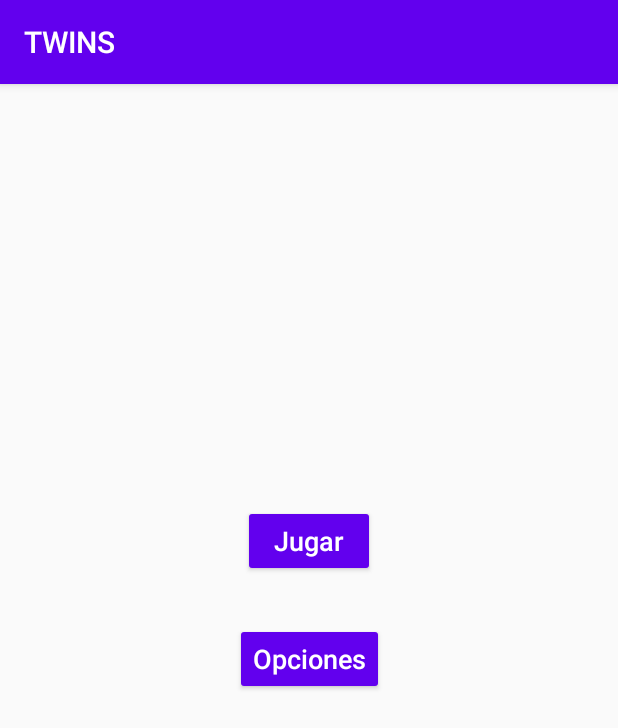
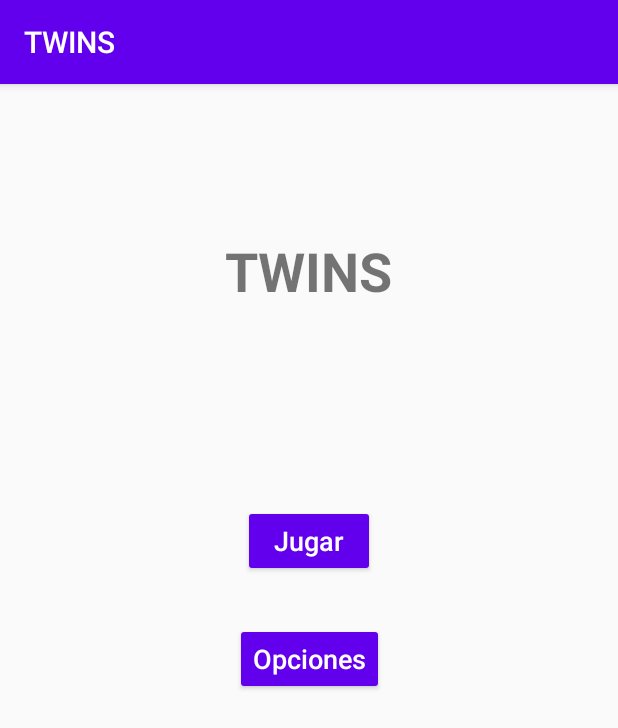
Before and after one commit to arturosdg/TWINS_AS, an Android app: the screen it shows after launch (MainActivity), on a phone screen of 412 x 824 dp. Shown: the top 728 px of the screen. Run offline under Robolectric (Android 15) with nearby library versions, the phone set to English and light mode, and no system bars.

Commit message:
Agregado titulo

```diff
--- a/app/src/main/res/layout/activity_startgame.xml
+++ b/app/src/main/res/layout/activity_startgame.xml
@@ -34,5 +34,13 @@
             app:layout_constraintTop_toTopOf="parent"
             android:textAppearance="@android:style/TextAppearance.DeviceDefault.Medium"
             app:layout_constraintVertical_bias="0.499" app:layout_constraintHorizontal_bias="0.501"/>
+    <TextView
+            android:text="TWINS"
+            android:layout_width="wrap_content"
+            android:layout_height="wrap_content"
+            android:id="@+id/textView8" android:textSize="36sp"
+            android:textStyle="bold" app:layout_constraintStart_toStartOf="parent" android:layout_marginStart="149dp"
+            app:layout_constraintEnd_toEndOf="parent" android:layout_marginEnd="150dp" android:layout_marginTop="100dp"
+            app:layout_constraintTop_toTopOf="parent"/>
 
 </androidx.constraintlayout.widget.ConstraintLayout>
```
